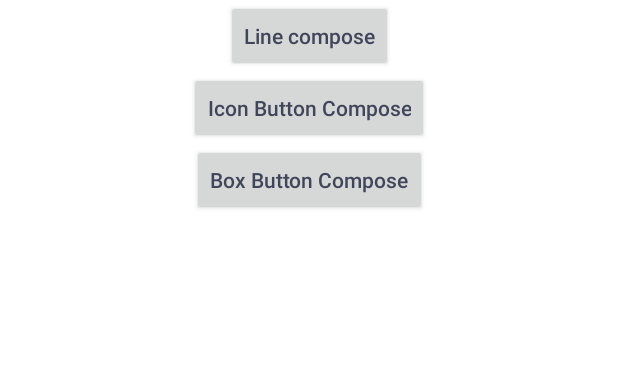
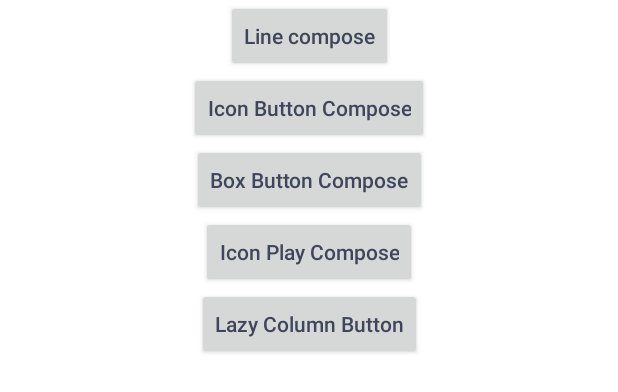
Before and after one commit to asifzafar00/and-compose, an Android app built with Jetpack Compose: the layout homefragment.xml on its own in the app's theme, with its tools: preview values and no code run, on a phone screen of 412 x 824 dp. Shown: the top 392 px of the screen. Run offline under Robolectric (Android 15) with nearby library versions, the phone set to English and light mode, and no system bars.

Commit message:
Play button and Lazy column

```diff
--- a/app/build.gradle
+++ b/app/build.gradle
@@ -45,6 +45,7 @@ android {
 
 dependencies {
     def core_version = "1.10.1"
+    def compose_version = "1.4.3"
     implementation "androidx.core:core-ktx:$core_version"
     implementation "androidx.core:core-role:1.0.0"
     implementation 'androidx.appcompat:appcompat:1.6.1'
@@ -86,7 +87,8 @@ dependencies {
     implementation("androidx.compose.ui:ui")
     implementation("androidx.compose.ui:ui-tooling-preview")
     debugImplementation("androidx.compose.ui:ui-tooling")
-    implementation "androidx.compose.material:material-icons-extended:1.4.3"
+    implementation "androidx.compose.material:material-icons-extended:$compose_version"
+    implementation "androidx.compose.runtime:runtime-livedata:$compose_version"
 
 
 }
--- a/app/src/main/java/com/example/navi/ui/activity/fragment/IconButtonComposeFragment.kt
+++ b/app/src/main/java/com/example/navi/ui/activity/fragment/IconButtonComposeFragment.kt
@@ -18,7 +18,9 @@ import androidx.compose.runtime.Composable
 import androidx.compose.runtime.remember
 import androidx.compose.ui.Alignment
 import androidx.compose.ui.Modifier
+import androidx.compose.ui.graphics.Color
 import androidx.compose.ui.platform.ComposeView
+import androidx.compose.ui.tooling.preview.Preview
 import androidx.compose.ui.unit.dp
 import androidx.fragment.app.Fragment
 import com.example.navi.obj.ObjectCompanions
@@ -64,12 +66,14 @@ class IconButtonComposeFragment : Fragment() {
     Icons.Filled
     Icons.TwoTone
     Icons.Sharp*/
+    @Preview
     @Composable
     private fun MyUI() {
         Icon(
             modifier = Modifier.size(size = 120.dp),
             imageVector = Icons.Sharp.Person,
-            contentDescription = "Person Icon"
+            contentDescription = "Person Icon",
+            tint = Color.Green
         )
 
     }
--- /dev/null
+++ b/app/src/main/java/com/example/navi/ui/activity/fragment/theme/Color.kt
@@ -0,0 +1,5 @@
+package com.example.navi.ui.activity.fragment.theme
+
+import androidx.compose.ui.graphics.Color
+
+val Purple200 = Color(0xFFBB86FC)
--- /dev/null
+++ b/app/src/main/java/com/example/navi/ui/activity/fragment/theme/Shape.kt
@@ -0,0 +1 @@
+package com.example.navi.ui.activity.fragment.theme
--- /dev/null
+++ b/app/src/main/java/com/example/navi/ui/activity/fragment/theme/Theme.kt
@@ -0,0 +1 @@
+package com.example.navi.ui.activity.fragment.theme
--- /dev/null
+++ b/app/src/main/java/com/example/navi/ui/activity/fragment/theme/Type.kt
@@ -0,0 +1 @@
+package com.example.navi.ui.activity.fragment.theme
--- a/app/src/main/res/layout/homefragment.xml
+++ b/app/src/main/res/layout/homefragment.xml
@@ -37,4 +37,27 @@
         app:layout_constraintStart_toStartOf="parent"
         app:layout_constraintTop_toBottomOf="@+id/IconButton" />
 
+
+    <androidx.appcompat.widget.AppCompatButton
+        android:id="@+id/iconButton"
+        android:layout_width="wrap_content"
+        android:layout_height="wrap_content"
+        android:text="@string/IconPlayButton_button"
+        android:textAllCaps="false"
+        android:textColor="@color/material_dynamic_secondary30"
+        app:layout_constraintEnd_toEndOf="parent"
+        app:layout_constraintStart_toStartOf="parent"
+        app:layout_constraintTop_toBottomOf="@+id/BoxButton" />
+
+    <androidx.appcompat.widget.AppCompatButton
+        android:id="@+id/lazyColumnButton"
+        android:layout_width="wrap_content"
+        android:layout_height="wrap_content"
+        android:text="@string/LazyColumnButton_button"
+        android:textAllCaps="false"
+        android:textColor="@color/material_dynamic_secondary30"
+        app:layout_constraintEnd_toEndOf="parent"
+        app:layout_constraintStart_toStartOf="parent"
+        app:layout_constraintTop_toBottomOf="@+id/iconButton" />
+
 </androidx.constraintlayout.widget.ConstraintLayout>
--- a/app/src/main/res/values/strings.xml
+++ b/app/src/main/res/values/strings.xml
@@ -4,5 +4,7 @@
     <string name="line_button">Line compose</string>
     <string name="IconButton_button">Icon Button Compose</string>
     <string name="BoxButton_button">Box Button Compose</string>
+    <string name="IconPlayButton_button">Icon Play Compose</string>
+    <string name="LazyColumnButton_button">Lazy Column Button</string>
 
 </resources>
```
Also changed, not shown: app/src/main/java/com/example/navi/ui/activity/fragment/HomeFragment.kt (+11 -0 lines), app/src/main/java/com/example/navi/ui/activity/fragment/IconFragment.kt (added, +220 -0 lines), app/src/main/java/com/example/navi/ui/activity/fragment/LazyColumnFragment.kt (added, +60 -0 lines), app/src/main/res/navigation/app_navi.xml (+14 -0 lines).
